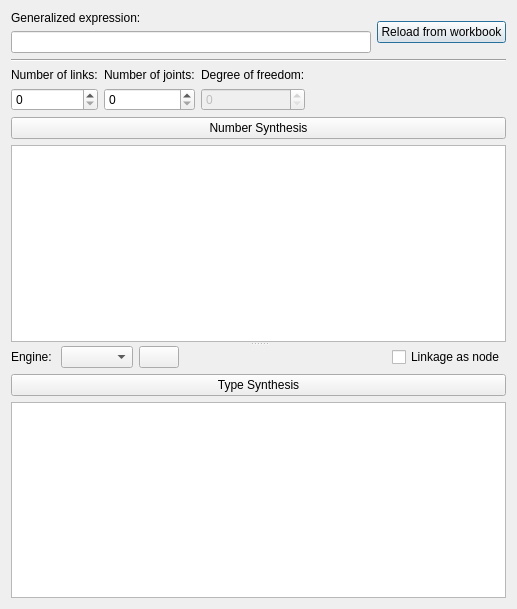
The window that core/synthesis/NumberAndTypeSynthesis/Permutations.ui (KmolYuan/Pyslvs-UI) describes before a commit, drawn with Qt 5.
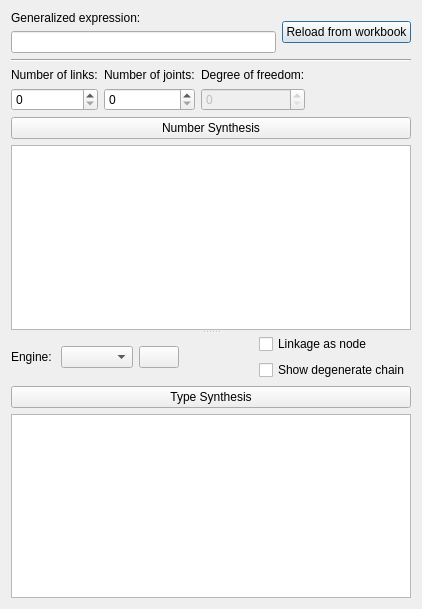
The same window after the commit. Icons and pictures are not drawn.

Commit message: Add degenerate chain option.

What changed in the file:
```diff
--- a/core/synthesis/NumberAndTypeSynthesis/Permutations.ui
+++ b/core/synthesis/NumberAndTypeSynthesis/Permutations.ui
@@ -6,7 +6,7 @@
    <rect>
     <x>0</x>
     <y>0</y>
-    <width>517</width>
+    <width>422</width>
     <height>609</height>
    </rect>
   </property>
@@ -17,7 +17,7 @@
    <iconset resource="../../../icons.qrc">
     <normaloff>:/icons/NumberAndTypeSynthesis.png</normaloff>:/icons/NumberAndTypeSynthesis.png</iconset>
   </property>
-  <layout class="QVBoxLayout" name="verticalLayout">
+  <layout class="QVBoxLayout" name="verticalLayout_4">
    <item>
     <layout class="QHBoxLayout" name="horizontalLayout_3">
      <item>
@@ -187,11 +187,22 @@
           </spacer>
          </item>
          <item>
+          <layout class="QVBoxLayout" name="verticalLayout">
+           <item>
           <widget class="QCheckBox" name="graph_link_as_node">
            <property name="text">
             <string>Linkage as node</string>
            </property>
           </widget>
+           </item>
+           <item>
+            <widget class="QCheckBox" name="graph_degenerate">
+             <property name="text">
+              <string>Show degenerate chain</string>
+             </property>
+            </widget>
+           </item>
+          </layout>
          </item>
         </layout>
        </item>
```
Lines whose indentation alone changed are shown as unchanged. The commit also changes 3 other files.
